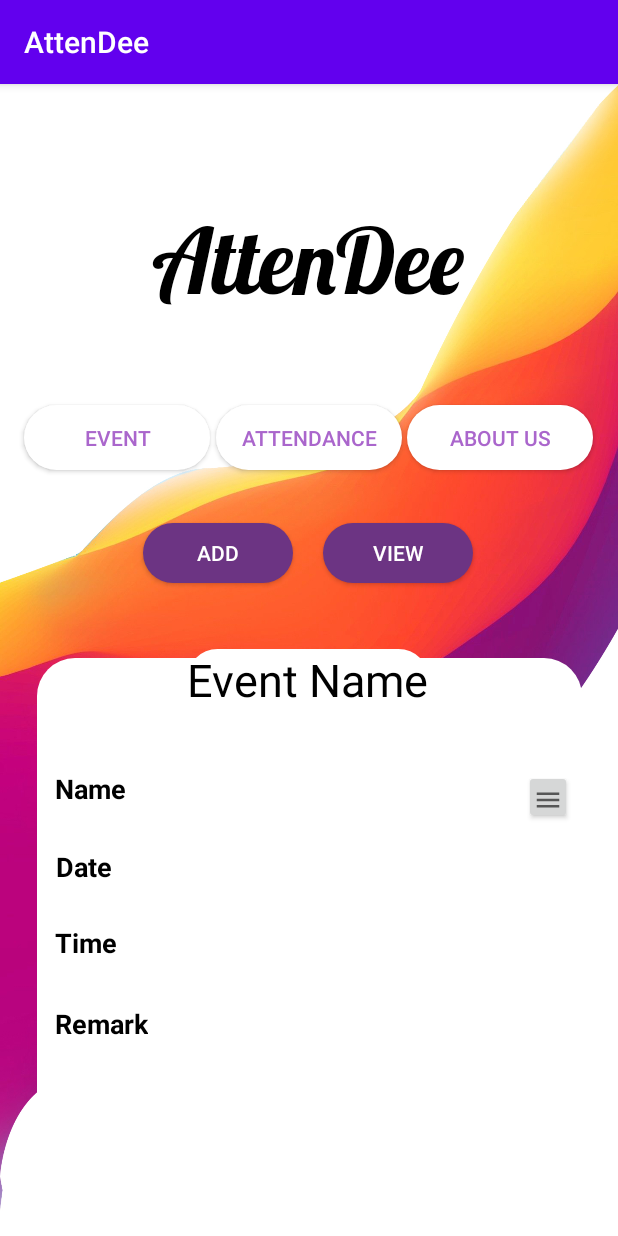
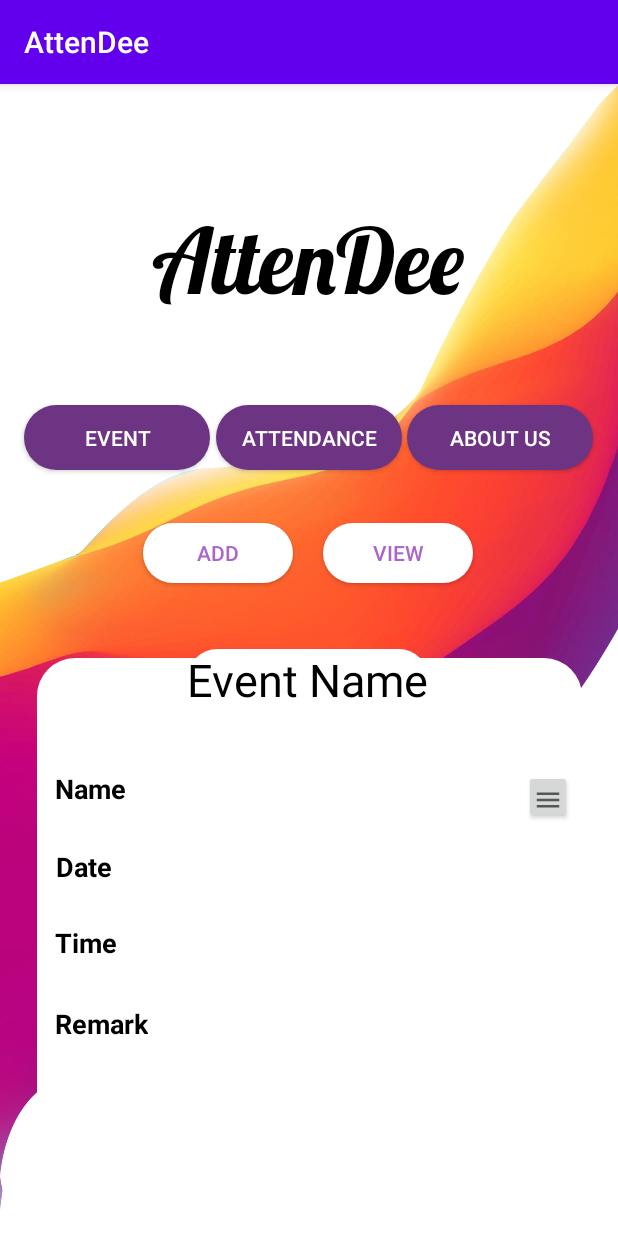
Before and after one commit to paradocx96/AttenDee, an Android app: the ViewAttendeeActivity screen opened directly, with no data from a screen before it, on a phone screen of 412 x 824 dp. Run offline under Robolectric (Android 15) with nearby library versions, the light colour scheme and no system bars.

Commit message:
Event view Updated

```diff
--- a/app/src/main/res/layout/activity_view_attendee.xml
+++ b/app/src/main/res/layout/activity_view_attendee.xml
@@ -25,9 +25,9 @@
         android:id="@+id/btn_add2"
         android:layout_width="100dp"
         android:layout_height="40dp"
-        android:background="@drawable/custom_button_2"
+        android:background="@drawable/custom_button"
         android:text="@string/btn_add"
-        android:textColor="#FFFFFF"
+        android:textColor="@android:color/holo_purple"
         app:layout_constraintBottom_toBottomOf="parent"
         app:layout_constraintEnd_toEndOf="parent"
         app:layout_constraintHorizontal_bias="0.305"
@@ -54,9 +54,9 @@
         android:id="@+id/btn_view2"
         android:layout_width="100dp"
         android:layout_height="40dp"
-        android:background="@drawable/custom_button_2"
+        android:background="@drawable/custom_button"
         android:text="@string/btn_view"
-        android:textColor="#FFFFFF"
+        android:textColor="@android:color/holo_purple"
         app:layout_constraintBottom_toBottomOf="parent"
         app:layout_constraintEnd_toEndOf="parent"
         app:layout_constraintHorizontal_bias="0.691"
@@ -70,9 +70,9 @@
         android:layout_height="43dp"
         android:layout_marginStart="2dp"
         android:layout_marginEnd="2dp"
-        android:background="@drawable/custom_button"
+        android:background="@drawable/custom_button_2"
         android:text="@string/attendance_name"
-        android:textColor="@android:color/holo_purple"
+        android:textColor="#FFFFFF"
         app:layout_constraintBottom_toBottomOf="parent"
         app:layout_constraintEnd_toEndOf="parent"
         app:layout_constraintStart_toStartOf="parent"
@@ -83,9 +83,9 @@
         android:id="@+id/btn_aboutus2"
         android:layout_width="124dp"
         android:layout_height="43dp"
-        android:background="@drawable/custom_button"
+        android:background="@drawable/custom_button_2"
         android:text="@string/aboutus_name"
-        android:textColor="@android:color/holo_purple"
+        android:textColor="#FFFFFF"
         app:layout_constraintBottom_toBottomOf="parent"
         app:layout_constraintEnd_toEndOf="parent"
         app:layout_constraintHorizontal_bias="0.157"
@@ -115,9 +115,9 @@
         android:layout_width="124dp"
         android:layout_height="43dp"
         android:layout_marginEnd="20dp"
-        android:background="@drawable/custom_button"
+        android:background="@drawable/custom_button_2"
         android:text="@string/event_name"
-        android:textColor="@android:color/holo_purple"
+        android:textColor="#FFFFFF"
         app:layout_constraintBottom_toBottomOf="parent"
         app:layout_constraintEnd_toEndOf="parent"
         app:layout_constraintHorizontal_bias="0.059"
```
Also changed, not shown: app/src/main/java/com/androx/attendee/DeleteAttendeeActivity.java (+0 -9 lines), app/src/main/java/com/androx/attendee/ViewEventActivity.java (+13 -0 lines).
